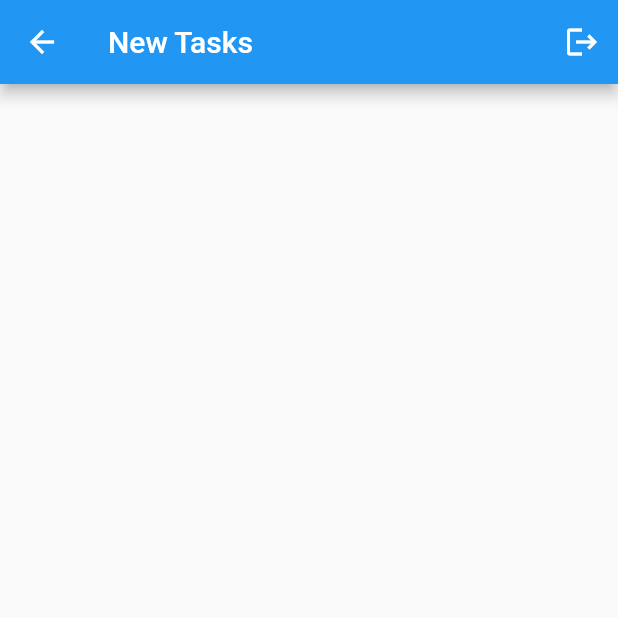
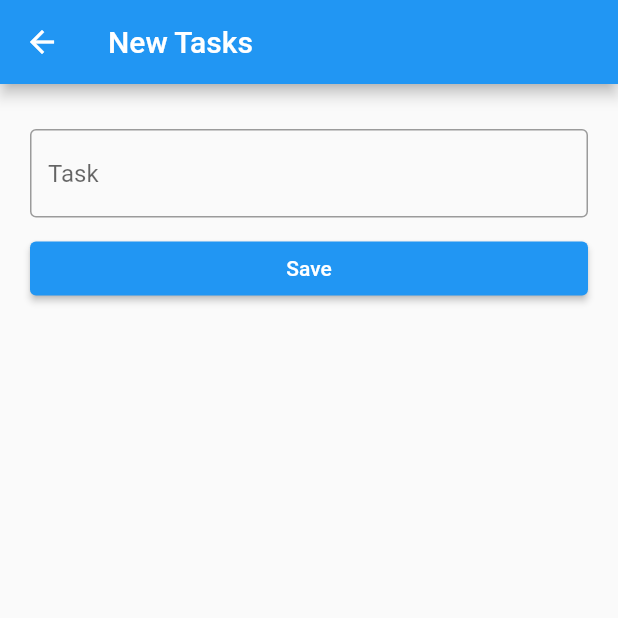
Before and after one commit to DevSamuelBrito/Task_List_App, a Flutter app: the NewTasksPage screen opened by its route, on a phone screen of 412 x 824 dp, the top half of it. Run offline on Flutter 3.47's test engine with Material 3 defaults, Android fonts, the phone set to English and light mode, and no system bars; missing offline and left inert: dart:js.

Commit message:
made the text field and the save button

```diff
--- a/lib/new.tasks.dart
+++ b/lib/new.tasks.dart
@@ -1,21 +1,45 @@
+import 'dart:js';
+
 import 'package:flutter/material.dart';
+import 'package:flutter/widgets.dart';
 
 class NewTasksPage extends StatelessWidget {
   const NewTasksPage({super.key});
+
+  void _onSaved(BuildContext context) {
+    Navigator.pop(context);
+  }
 
   @override
   Widget build(BuildContext context) {
     return Scaffold(
       appBar: AppBar(
         title: Text("New Tasks"),
-        actions: [
-          IconButton(
-            onPressed: () {
-              Navigator.pushReplacementNamed(context,"/tasks");
-            },
-            icon: Icon(Icons.logout),
+      ),
+      body: Container(
+        padding: EdgeInsets.symmetric(horizontal: 20, vertical: 30),
+        child: Container(
+          child: Column(
+            children: [
+              TextField(
+                minLines: 1,
+                maxLines: 5,
+                decoration: InputDecoration(
+                  border: OutlineInputBorder(),
+                  hintText: "Task",
+                ),
+              ),
+              Container(
+                margin: EdgeInsets.only(top: 10),
+                width: double.infinity,
+                child: ElevatedButton(
+                  child: Text("Save"),
+                  onPressed: () => _onSaved(context),
+                ),
+              ),
+            ],
           ),
-        ],
+        ),
       ),
     );
   }
```
